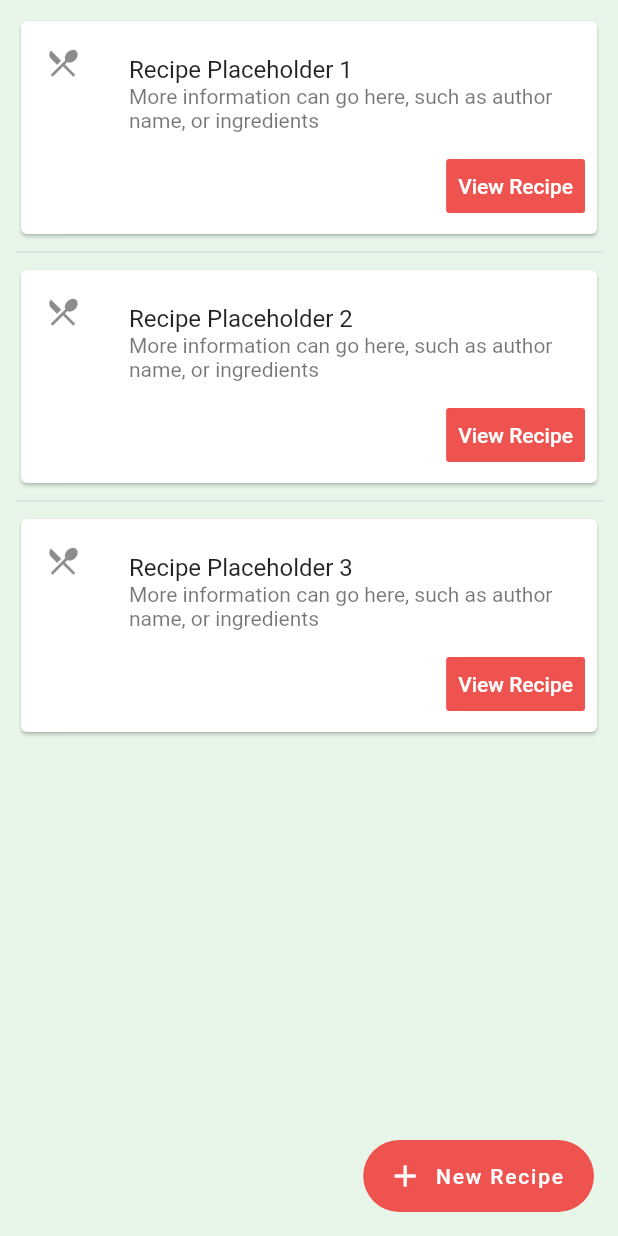
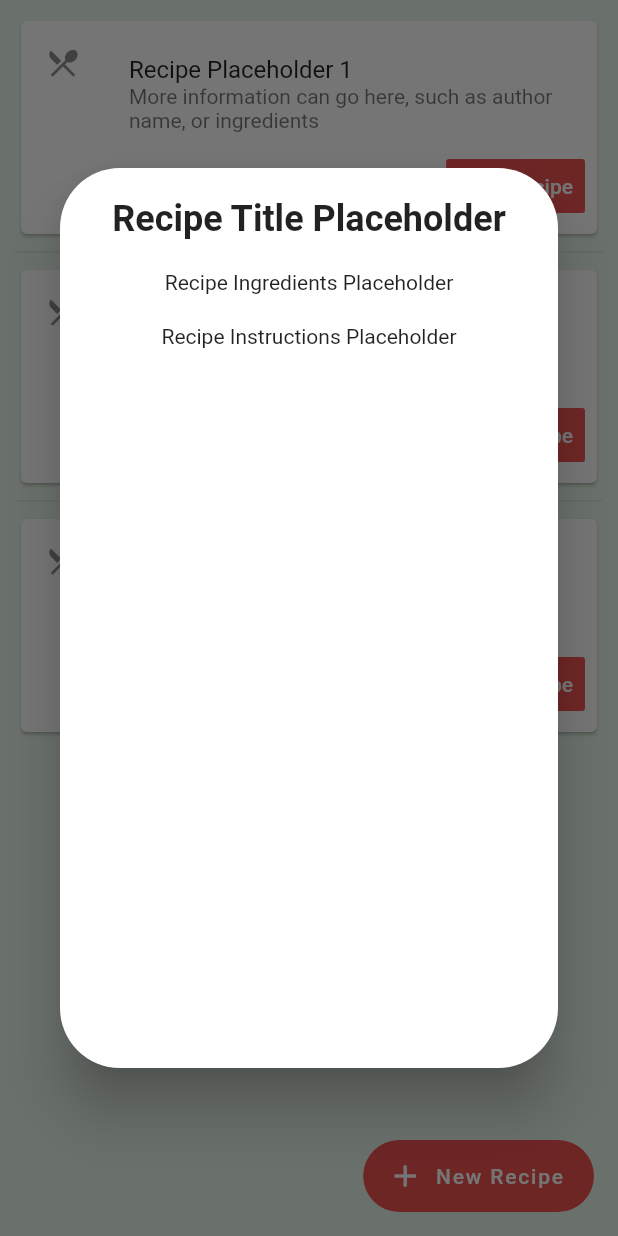
Before and after one commit to IvanESanchez/Group23LP, a Flutter app: the MyRecipes screen opened directly, after a tap on "View Recipe", on a phone screen of 412 x 824 dp. Run offline on Flutter 3.47's test engine with Material 2 defaults, Android fonts, the phone set to English and light mode, and no system bars; our stand-ins replace table_calendar.

Commit message:
Added pop-up window for 'View Recipe' button on 'My Recipes' page

```diff
--- a/flutter_project/my_recipe_box/lib/login.dart
+++ b/flutter_project/my_recipe_box/lib/login.dart
@@ -209,6 +209,8 @@ class _MyHomePageState extends State<MyHomePage> {
     );
     final register = FlatButton(
       onPressed: () {
+        //CircularProgressIndicator();
+
         Navigator.push(
           context,
           MaterialPageRoute(builder: (context) => Registration()),
--- a/flutter_project/my_recipe_box/lib/myrecipes.dart
+++ b/flutter_project/my_recipe_box/lib/myrecipes.dart
@@ -39,7 +39,36 @@ class MyRecipes extends StatelessWidget {
                             child: const Text("View Recipe"),
                             color: Colors.red[400],
                             onPressed: () {
-                              // NOTE: this is what happens when the "Get Recipe" button is pressed
+                              // NOTE: this is what happens when the "View Recipe" button is pressed
+                              showDialog(
+                                context: context,
+                                builder: (context) {
+                                  return Dialog(
+                                      shape: RoundedRectangleBorder(borderRadius: BorderRadius.circular(40)),
+                                  elevation: 16,
+                                  child: Container(
+                                  height: 600.0, // NOTE: THIS IS THE HEIGHT OF THE RECIPE POP-UP WINDOW
+                                  width: 400.0,
+                                  child: ListView(
+                                  children: <Widget>[
+                                    SizedBox(height: 20),
+                                    Center(
+                                      child: Text(
+                                        "Recipe Title Placeholder",
+                                        style: TextStyle(fontSize: 24, /*color: Colors.blue,*/ fontWeight: FontWeight.bold),
+                                      ),
+                                    ),
+                                    SizedBox(height: 20),
+                                    Center(child: Text("Recipe Ingredients Placeholder")),
+                                    SizedBox(height: 20),
+                                      Center(child: Text("Recipe Instructions Placeholder")),
+                                  ]
+                                  )
+                                  )
+                                  );
+                                }
+
+                              );
                             },
                           ),
                           /*FlatButton(
```
